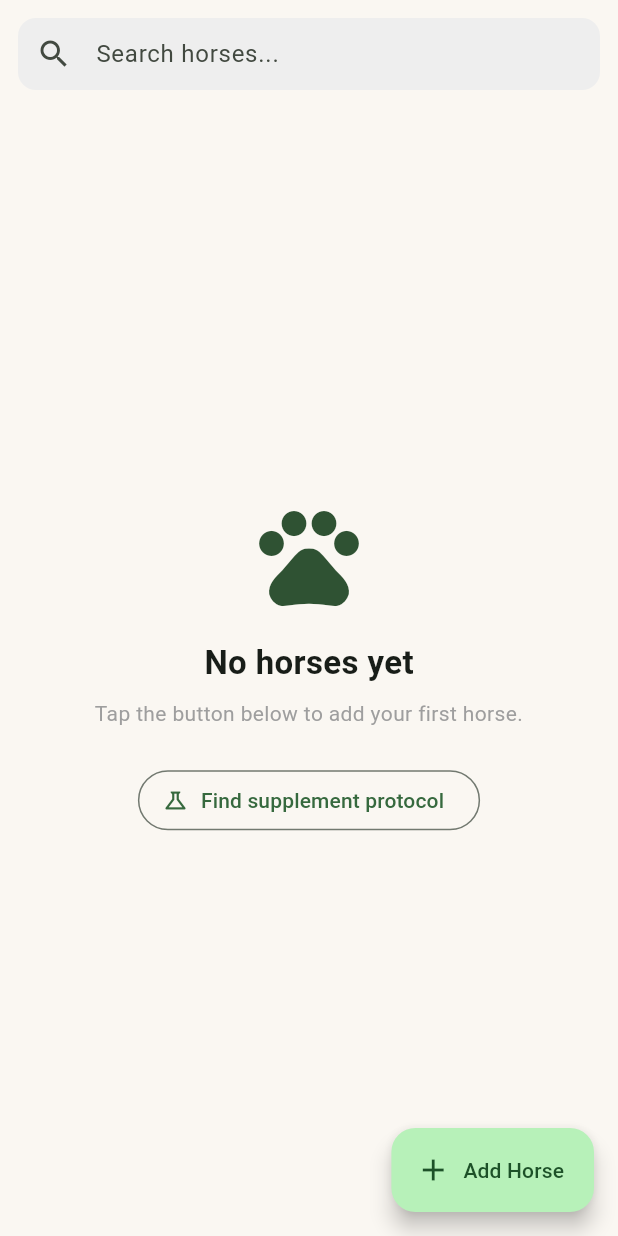
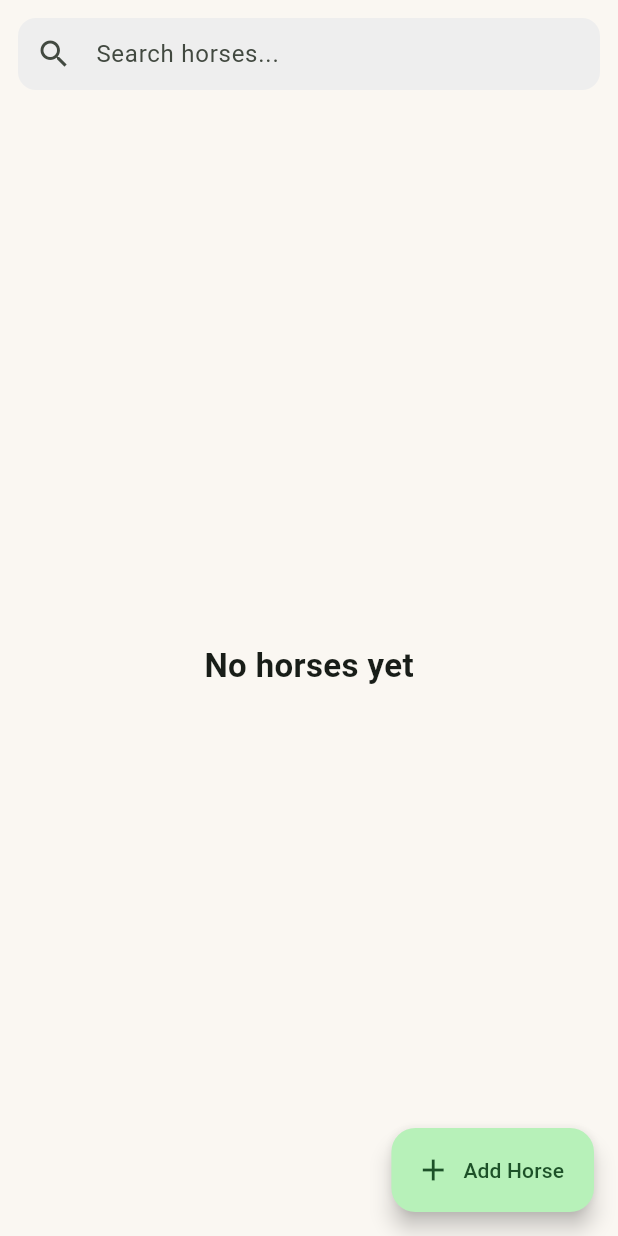
Before and after one commit to NUTRQ20/NutriEquine_App, a Flutter app: the HorseListScreen screen opened directly, on a phone screen of 412 x 824 dp. Run offline on Flutter 3.47's test engine with Material 3 defaults, Android fonts, the phone set to English and light mode, and no system bars; our stand-ins replace cloud_firestore, firebase_auth, firebase_core, firebase_storage, fl_chart, flutter_local_notifications and 5 more; missing offline and left inert: flutter_facebook_auth, mobile_scanner; accounts and stored records are empty; generated files the repository leaves out were written again.

Commit message:
supplement_protocol

```diff
--- a/lib/screens/horse_list_screen.dart
+++ b/lib/screens/horse_list_screen.dart
@@ -4,7 +4,6 @@ import 'package:uuid/uuid.dart';
 import '../models/horse.dart';
 import '../services/firestore_service.dart';
 import 'horse_detail_screen.dart';
-import 'supplement_protocol_screen.dart';
 
 class HorseListScreen extends StatefulWidget {
   const HorseListScreen({super.key});
@@ -462,53 +461,16 @@ class _HorseListScreenState extends State<HorseListScreen> {
                         .toList();
 
                 if (allHorses.isEmpty) {
-                  return Center(
-                    child: Padding(
-                      padding:
-                          const EdgeInsets.all(24),
-                      child: Column(
-                        mainAxisSize: MainAxisSize.min,
-                        children: [
-                          const Icon(Icons.pets,
-                              size: 80,
-                              color:
-                                  Color(0xFF2F5233)),
-                          const SizedBox(height: 16),
-                          const Text(
-                            'No horses yet',
-                            style: TextStyle(
-                                fontSize: 22,
-                                fontWeight:
-                                    FontWeight.bold),
-                          ),
-                          const SizedBox(height: 8),
-                          const Text(
-                            'Tap the button below to add your first horse.',
-                            textAlign: TextAlign.center,
-                            style: TextStyle(
-                                color: Colors.grey),
-                          ),
-                          const SizedBox(height: 24),
-                          OutlinedButton.icon(
-                            icon: const Icon(Icons
-                                .science_outlined),
-                            label: const Text(
-                                'Find supplement protocol'),
-                            onPressed: () =>
-                                Navigator.push(
-                              context,
-                              MaterialPageRoute(
-                                builder: (_) =>
-                                    const SupplementProtocolScreen(),
-                              ),
-                            ),
-                          ),
-                        ],
-                      ),
+                   return const Center(
+                    child: Text(
+                    'No horses yet',
+                     style: TextStyle(
+                     fontSize: 22,
+                    fontWeight: FontWeight.bold,
                     ),
-                  );
+                  ),
+               );
                 }
-
                 if (horses.isEmpty) {
                   return const Center(
                       child: Text(
--- a/lib/screens/login_screen.dart
+++ b/lib/screens/login_screen.dart
@@ -343,7 +343,7 @@ class _LoginScreenState extends State<LoginScreen> {
                     style: OutlinedButton.styleFrom(
                       padding:
                           const EdgeInsets.symmetric(
-                              vertical: 14),
+                              vertical: 12),
                       side: BorderSide(
                           color: Colors.grey.shade300),
                       shape: RoundedRectangleBorder(
```
Also changed, not shown: lib/screens/horse_detail_screen.dart (+43 -6 lines), lib/screens/supplement_protocol_screen.dart (+78 -91 lines).
